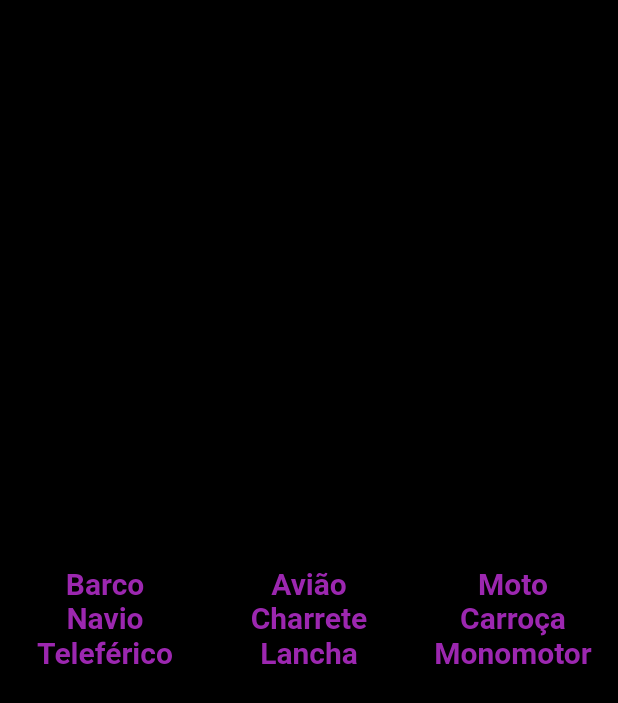
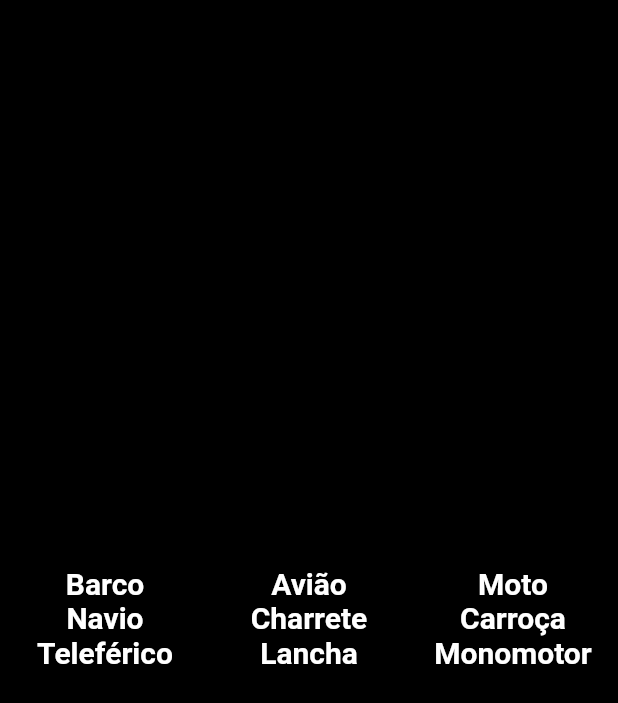
Before and after one commit to MouraRaquel/memory_extreme_app, a Flutter app: the Categoria screen opened directly, on a phone screen of 412 x 824 dp. Shown: the top 703 px of the screen. Run offline on Flutter 3.47's test engine with Material 2 defaults, Android fonts, the phone set to English and light mode, and no system bars.

Commit message:
Altera a cor das palavras

```diff
--- a/lib/pages/jogo_palavras.dart
+++ b/lib/pages/jogo_palavras.dart
@@ -191,15 +191,15 @@ class Categoria extends StatelessWidget {
               Expanded(flex: 1, child: Text("${palavrasSelecionadasNivelUm[0]}",
                   textAlign: TextAlign.center,
                   style: TextStyle(fontSize: 20, fontWeight: FontWeight.bold,
-                      color: Colors.purple))),
+                      color: Colors.white))),
               Expanded(flex: 1, child: Text("${palavrasSelecionadasNivelUm[1]}",
                   textAlign: TextAlign.center,
                   style: TextStyle(fontSize: 20, fontWeight: FontWeight.bold,
-                      color: Colors.purple))),
+                      color: Colors.white))),
               Expanded(flex: 1, child: Text("${palavrasSelecionadasNivelUm[2]}",
                   textAlign: TextAlign.center,
                   style: TextStyle(fontSize: 20, fontWeight: FontWeight.bold,
-                      color: Colors.purple))),
+                      color: Colors.white))),
             ],
           ),
           Row(
@@ -208,15 +208,15 @@ class Categoria extends StatelessWidget {
               Expanded(flex: 1, child: Text("${palavrasSelecionadasNivelUm[3]}",
                   textAlign: TextAlign.center,
                   style: TextStyle(fontSize: 20, fontWeight: FontWeight.bold,
-                      color: Colors.purple))),
+                      color: Colors.white))),
               Expanded(flex: 1, child: Text("${palavrasSelecionadasNivelUm[4]}",
                   textAlign: TextAlign.center,
                   style: TextStyle(fontSize: 20, fontWeight: FontWeight.bold,
-                      color: Colors.purple))),
+                      color: Colors.white))),
               Expanded(flex: 1, child: Text("${palavrasSelecionadasNivelUm[5]}",
                   textAlign: TextAlign.center,
                   style: TextStyle(fontSize: 20, fontWeight: FontWeight.bold,
-                      color: Colors.purple))),
+                      color: Colors.white))),
             ],
           ),
           Row(
@@ -225,15 +225,15 @@ class Categoria extends StatelessWidget {
               Expanded(flex: 1, child: Text("${palavrasSelecionadasNivelUm[6]}",
                   textAlign: TextAlign.center,
                   style: TextStyle(fontSize: 20, fontWeight: FontWeight.bold,
-                      color: Colors.purple))),
+                      color: Colors.white))),
               Expanded(flex: 1, child: Text("${palavrasSelecionadasNivelUm[7]}",
                   textAlign: TextAlign.center,
                   style: TextStyle(fontSize: 20, fontWeight: FontWeight.bold,
-                      color: Colors.purple))),
+                      color: Colors.white))),
               Expanded(flex: 1, child: Text("${palavrasSelecionadasNivelUm[8]}",
                   textAlign: TextAlign.center,
                   style: TextStyle(fontSize: 20, fontWeight: FontWeight.bold,
-                      color: Colors.purple))),
+                      color: Colors.white))),
             ],
           ),
         ],
```
